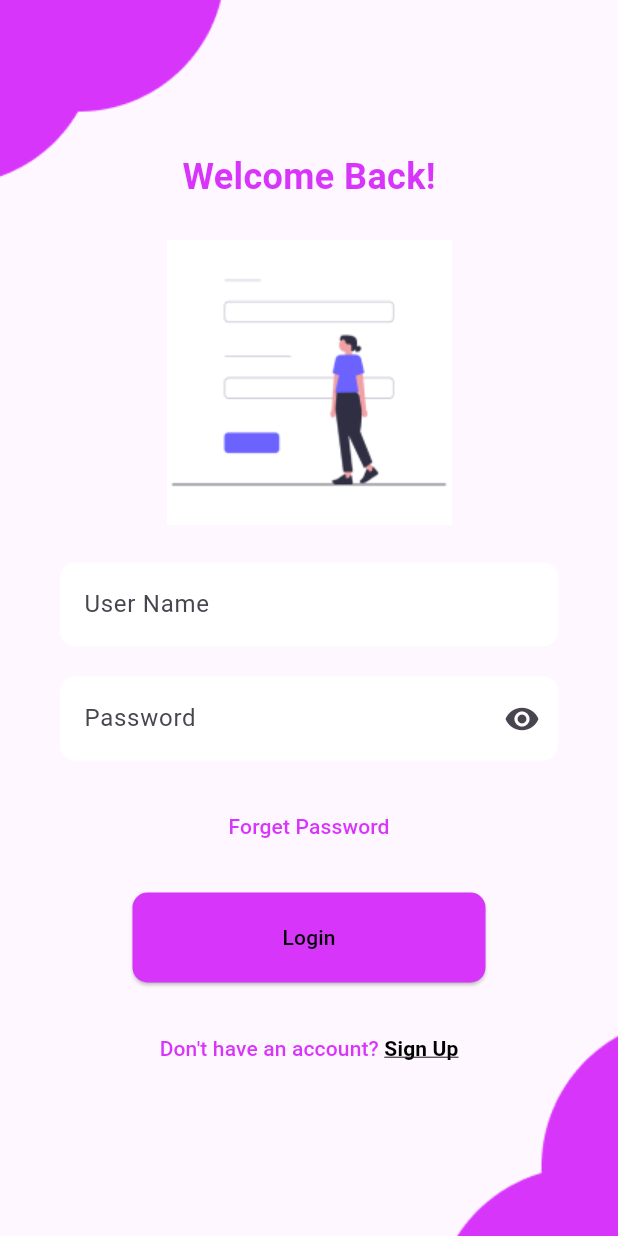
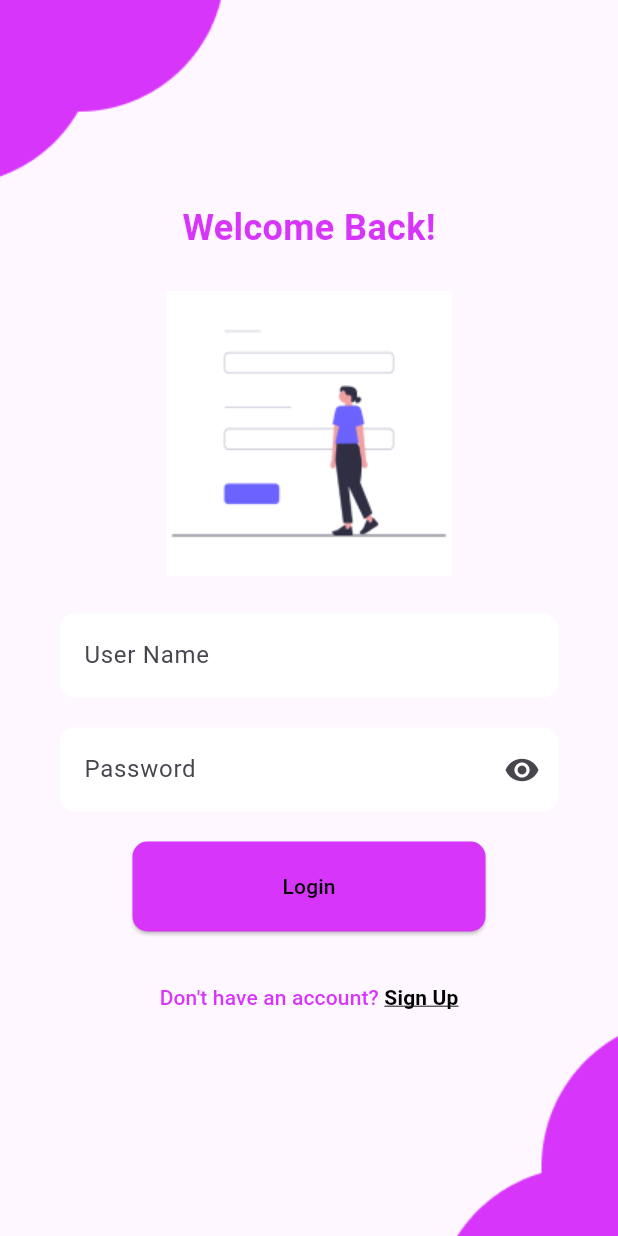
Before and after one commit to VERVE-VISTA/FrontEnd, a Flutter app: the LoginPage screen opened by its route, on a phone screen of 412 x 824 dp. Run offline on Flutter 3.47's test engine with Material 3 defaults, Android fonts, the phone set to English and light mode, and no system bars; our stand-ins replace dio, get, image_picker, shared_preferences, table_calendar; accounts and stored records are empty.

Commit message:
get rid of forget password

```diff
--- a/lib/pages/login_page.dart
+++ b/lib/pages/login_page.dart
@@ -157,16 +157,7 @@ void initState() {
                             ),
                           ),
                         ),
-                          const SizedBox(height: 20),
-                        TextButton(
-                          onPressed: () {
-                            Get.toNamed('/forgotpassword');
-                          },
-                          child: const Text(
-                            'Forget Password',
-                            style: TextStyle(color: Color(0xFFD835FB)),
-                          ),
-                        ),
+
                         const SizedBox(height: 20),
                         ElevatedButton(
                           style: ElevatedButton.styleFrom(
```
Also changed, not shown: lib/pages/login_pageA.dart (+1 -10 lines).
